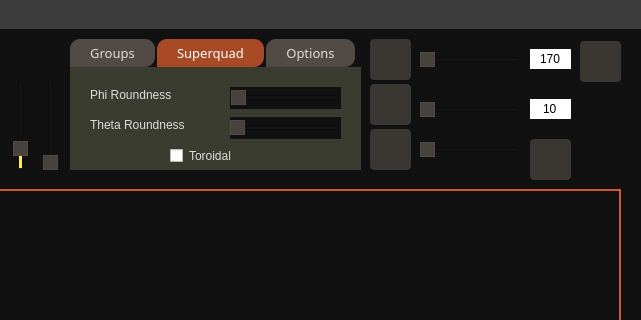
Above: aperio.ui from MHDante/Aperio before the change; both pictures show x 240 to 881 and y 0 to 320 of the 881 by 590 pixel window. Below: the same form after it.
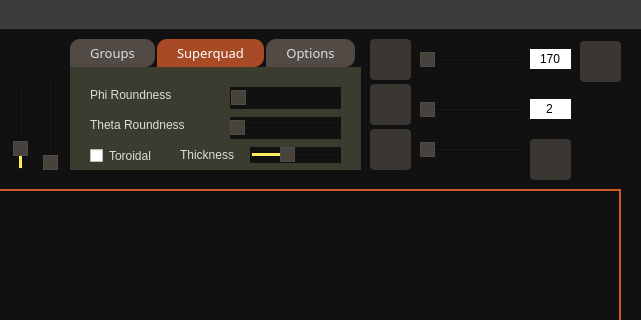
That is the form after the change. The open tabs and pages were chosen to show the change. Icons and pictures are not drawn.

The edit to the form file:
```diff
--- a/aperio.ui
+++ b/aperio.ui
@@ -746,7 +746,7 @@
      <widget class="QCheckBox" name="chkToroid">
       <property name="geometry">
        <rect>
-        <x>100</x>
+        <x>20</x>
         <y>80</y>
         <width>81</width>
         <height>17</height>
@@ -847,6 +847,56 @@
        <string>Theta Roundness</string>
       </property>
      </widget>
+     <widget class="QLabel" name="lblThickness">
+      <property name="geometry">
+       <rect>
+        <x>110</x>
+        <y>80</y>
+        <width>121</width>
+        <height>16</height>
+       </rect>
+      </property>
+      <property name="text">
+       <string>Thickness</string>
+      </property>
+     </widget>
+     <widget class="QSlider" name="thicknessSlider">
+      <property name="enabled">
+       <bool>true</bool>
+      </property>
+      <property name="geometry">
+       <rect>
+        <x>180</x>
+        <y>80</y>
+        <width>91</width>
+        <height>16</height>
+       </rect>
+      </property>
+      <property name="toolTip">
+       <string/>
+      </property>
+      <property name="minimum">
+       <number>1</number>
+      </property>
+      <property name="maximum">
+       <number>100</number>
+      </property>
+      <property name="value">
+       <number>40</number>
+      </property>
+      <property name="orientation">
+       <enum>Qt::Horizontal</enum>
+      </property>
+      <property name="invertedAppearance">
+       <bool>false</bool>
+      </property>
+      <property name="invertedControls">
+       <bool>false</bool>
+      </property>
+      <property name="tickPosition">
+       <enum>QSlider::NoTicks</enum>
+      </property>
+     </widget>
     </widget>
     <widget class="QWidget" name="tab">
      <attribute name="title">
@@ -1068,7 +1118,7 @@
      <enum>Qt::LeftToRight</enum>
     </property>
     <property name="text">
-     <string>10</string>
+     <string>2</string>
     </property>
     <property name="alignment">
      <set>Qt::AlignCenter</set>
```
Left out of the diff: 2 changed lines with no effect on the pictures.
